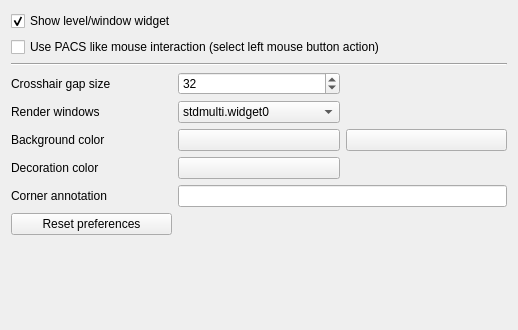
This is Plugins/org.mitk.gui.qt.stdmultiwidgeteditor/src/internal/QmitkStdMultiWidgetEditorPreferencePage.ui in MITK/MITK as Qt 5 draws it before an edit. The edited form follows.
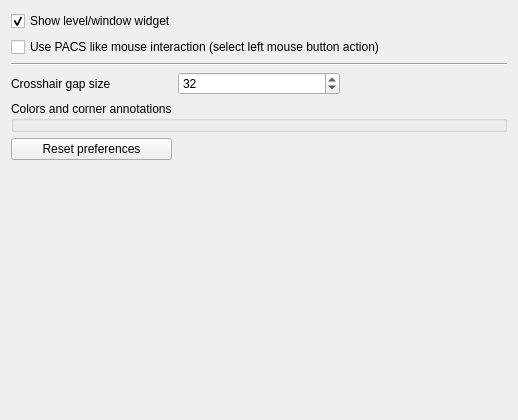
This is the edited form.

Commit message: Redesign Standard Display color preferences

What changed in the file:
```diff
--- a/Plugins/org.mitk.gui.qt.stdmultiwidgeteditor/src/internal/QmitkStdMultiWidgetEditorPreferencePage.ui
+++ b/Plugins/org.mitk.gui.qt.stdmultiwidgeteditor/src/internal/QmitkStdMultiWidgetEditorPreferencePage.ui
@@ -7,68 +7,13 @@
     <x>0</x>
     <y>0</y>
     <width>518</width>
-    <height>330</height>
+    <height>420</height>
    </rect>
   </property>
   <property name="windowTitle">
    <string>External Programs</string>
   </property>
   <layout class="QGridLayout" name="gridLayout">
-   <item row="5" column="1">
-    <widget class="QSpinBox" name="m_CrosshairGapSize">
-     <property name="value">
-      <number>32</number>
-     </property>
-    </widget>
-   </item>
-   <item row="9" column="1">
-    <widget class="QPushButton" name="m_RenderWindowDecorationColor">
-     <property name="text">
-      <string/>
-     </property>
-    </widget>
-   </item>
-   <item row="2" column="0" colspan="3">
-    <widget class="Line" name="line">
-     <property name="orientation">
-      <enum>Qt::Orientation::Horizontal</enum>
-     </property>
-    </widget>
-   </item>
-   <item row="10" column="1" colspan="2">
-    <widget class="QLineEdit" name="m_RenderWindowDecorationText"/>
-   </item>
-   <item row="11" column="0">
-    <widget class="QPushButton" name="m_ResetButton">
-     <property name="text">
-      <string>Reset preferences</string>
-     </property>
-    </widget>
-   </item>
-   <item row="6" column="1">
-    <widget class="QComboBox" name="m_RenderWindowChooser">
-     <item>
-      <property name="text">
-       <string>stdmulti.widget0</string>
-      </property>
-     </item>
-     <item>
-      <property name="text">
-       <string>stdmulti.widget1</string>
-      </property>
-     </item>
-     <item>
-      <property name="text">
-       <string>stdmulti.widget2</string>
-      </property>
-     </item>
-     <item>
-      <property name="text">
-       <string>stdmulti.widget3</string>
-      </property>
-     </item>
-    </widget>
-   </item>
    <item row="0" column="0" colspan="3">
     <widget class="QCheckBox" name="m_ShowLevelWindowWidget">
      <property name="layoutDirection">
@@ -82,7 +27,34 @@
      </property>
     </widget>
    </item>
-   <item row="5" column="0">
+   <item row="1" column="0" colspan="3">
+    <widget class="QCheckBox" name="m_PACSLikeMouseMode">
+     <property name="layoutDirection">
+      <enum>Qt::LayoutDirection::LeftToRight</enum>
+     </property>
+     <property name="text">
+      <string>Use PACS like mouse interaction (select left mouse button action)</string>
+     </property>
+     <property name="tristate">
+      <bool>false</bool>
+     </property>
+    </widget>
+   </item>
+   <item row="2" column="0" colspan="3">
+    <widget class="Line" name="line">
+     <property name="orientation">
+      <enum>Qt::Orientation::Horizontal</enum>
+     </property>
+    </widget>
+   </item>
+   <item row="4" column="0" colspan="3">
+    <widget class="QGroupBox" name="m_ColorGroup">
+     <property name="title">
+      <string>Colors and corner annotations</string>
+     </property>
+    </widget>
+   </item>
+   <item row="3" column="0">
     <widget class="QLabel" name="label_9">
      <property name="toolTip">
       <string>&lt;html&gt;&lt;head/&gt;&lt;body&gt;&lt;p&gt;The gap in the middle of the crosshair in pixels.&lt;/p&gt;&lt;/body&gt;&lt;/html&gt;</string>
@@ -92,7 +64,21 @@
      </property>
     </widget>
    </item>
-   <item row="12" column="0">
+   <item row="3" column="1">
+    <widget class="QSpinBox" name="m_CrosshairGapSize">
+     <property name="value">
+      <number>32</number>
+     </property>
+    </widget>
+   </item>
+   <item row="5" column="0">
+    <widget class="QPushButton" name="m_ResetButton">
+     <property name="text">
+      <string>Reset preferences</string>
+     </property>
+    </widget>
+   </item>
+   <item row="6" column="0">
     <spacer name="verticalSpacer">
      <property name="orientation">
       <enum>Qt::Orientation::Vertical</enum>
@@ -105,73 +91,6 @@
      </property>
     </spacer>
    </item>
-   <item row="9" column="0">
-    <widget class="QLabel" name="label_7">
-     <property name="toolTip">
-      <string>&lt;html&gt;&lt;head/&gt;&lt;body&gt;&lt;p&gt;The color is used for the following decorations (of each renderwindow):&lt;/p&gt;&lt;p&gt;Rectangle border&lt;/p&gt;&lt;p&gt;Corner annotation&lt;/p&gt;&lt;p&gt;Crosshair&lt;/p&gt;&lt;p&gt;Plane geometry helper objects (3D Planes)&lt;/p&gt;&lt;p&gt;Image navigator borders&lt;/p&gt;&lt;p&gt;&lt;br/&gt;&lt;/p&gt;&lt;/body&gt;&lt;/html&gt;</string>
-     </property>
-     <property name="text">
-      <string>Decoration color</string>
-     </property>
-    </widget>
-   </item>
-   <item row="7" column="1">
-    <widget class="QPushButton" name="m_ColorButton1">
-     <property name="text">
-      <string/>
-     </property>
-    </widget>
-   </item>
-   <item row="1" column="0" colspan="3">
-    <widget class="QCheckBox" name="m_PACSLikeMouseMode">
-     <property name="layoutDirection">
-      <enum>Qt::LayoutDirection::LeftToRight</enum>
-     </property>
-     <property name="text">
-      <string>Use PACS like mouse interaction (select left mouse button action)</string>
-     </property>
-     <property name="tristate">
-      <bool>false</bool>
-     </property>
-    </widget>
-   </item>
-   <item row="10" column="0">
-    <widget class="QLabel" name="label_8">
-     <property name="toolTip">
-      <string>The small text on the button left of each renderwindow.</string>
-     </property>
-     <property name="text">
-      <string>Corner annotation</string>
-     </property>
-    </widget>
-   </item>
-   <item row="7" column="0">
-    <widget class="QLabel" name="label_2">
-     <property name="toolTip">
-      <string>&lt;html&gt;&lt;head/&gt;&lt;body&gt;&lt;p&gt;If two colors are set, a gradient background is generated.&lt;/p&gt;&lt;/body&gt;&lt;/html&gt;</string>
-     </property>
-     <property name="text">
-      <string>Background color</string>
-     </property>
-    </widget>
-   </item>
-   <item row="7" column="2">
-    <widget class="QPushButton" name="m_ColorButton2">
-     <property name="text">
-      <string/>
-     </property>
-    </widget>
-   </item>
-   <item row="6" column="0">
-    <widget class="QLabel" name="label_6">
-     <property name="toolTip">
-      <string>&lt;html&gt;&lt;head/&gt;&lt;body&gt;&lt;p&gt;Choose the renderwindow from the multi widget.&lt;/p&gt;&lt;/body&gt;&lt;/html&gt;</string>
-     </property>
-     <property name="text">
-      <string>Render windows</string>
-     </property>
-    </widget>
-   </item>
   </layout>
  </widget>
  <resources/>
```
Left out of the diff: 3 changed lines with no effect on the pictures. The commit also changes 7 other files.
